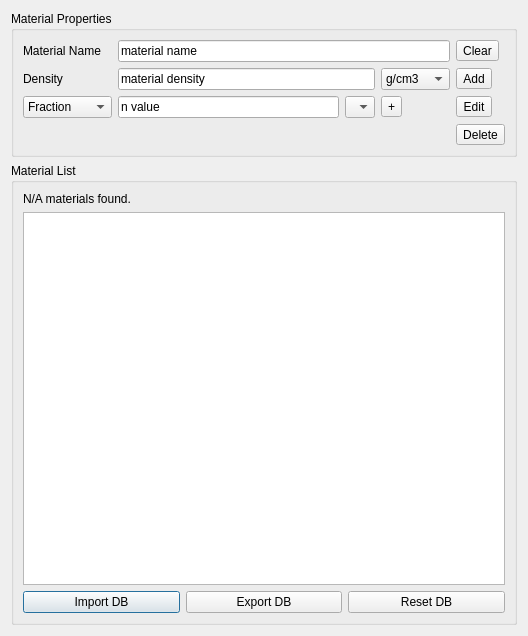
First picture: the form in 036-QSqLite/uis/MaterialDialog.ui, repository haknkayaa/Qt-OpenCASCADE-Projects, before the edit.
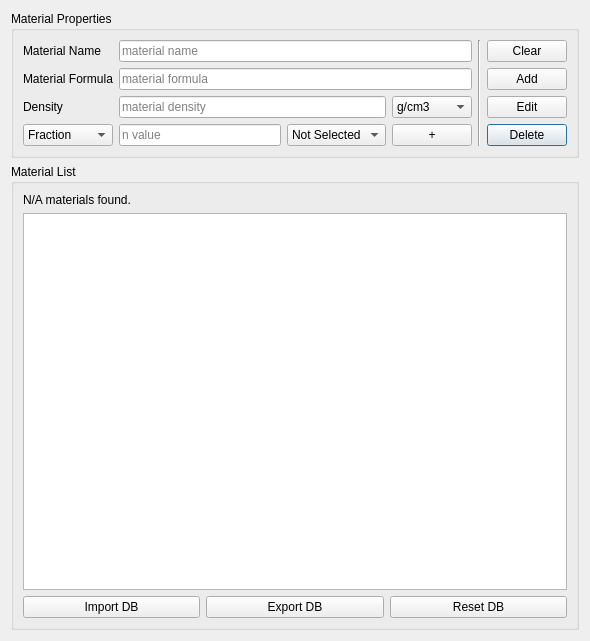
Second picture: the form after the edit.

What changed in the file:
```diff
--- a/036-QSqLite/uis/MaterialDialog.ui
+++ b/036-QSqLite/uis/MaterialDialog.ui
@@ -6,8 +6,8 @@
    <rect>
     <x>0</x>
     <y>0</y>
-    <width>528</width>
-    <height>636</height>
+    <width>590</width>
+    <height>641</height>
    </rect>
   </property>
   <property name="windowTitle">
@@ -19,17 +19,52 @@
      <property name="title">
       <string>Material Properties</string>
      </property>
-     <layout class="QGridLayout" name="gridLayout_2">
-      <item row="2" column="2">
+     <layout class="QHBoxLayout" name="horizontalLayout_2">
+      <item>
+       <layout class="QGridLayout" name="gridLayout">
+        <item row="4" column="2">
        <widget class="QComboBox" name="fractionElement">
+          <property name="sizePolicy">
+           <sizepolicy hsizetype="Preferred" vsizetype="Fixed">
+            <horstretch>0</horstretch>
+            <verstretch>0</verstretch>
+           </sizepolicy>
+          </property>
         <item>
          <property name="text">
+            <string>Not Selected</string>
+           </property>
+          </item>
+         </widget>
+        </item>
+        <item row="3" column="1" colspan="2">
+         <widget class="QLineEdit" name="materialDensity">
+          <property name="text">
           <string/>
          </property>
+          <property name="placeholderText">
+           <string>material density</string>
+          </property>
+         </widget>
         </item>
-       </widget>
-      </item>
-      <item row="2" column="0">
+        <item row="4" column="1">
+         <widget class="QLineEdit" name="nValue">
+          <property name="text">
+           <string/>
+          </property>
+          <property name="placeholderText">
+           <string>n value</string>
+          </property>
+         </widget>
+        </item>
+        <item row="1" column="4" rowspan="4">
+         <widget class="Line" name="line">
+          <property name="orientation">
+           <enum>Qt::Vertical</enum>
+          </property>
+         </widget>
+        </item>
+        <item row="4" column="0">
        <widget class="QComboBox" name="fractionCompositeSelect">
         <item>
          <property name="text">
@@ -43,63 +78,42 @@
         </item>
        </widget>
       </item>
-      <item row="1" column="0">
-       <widget class="QLabel" name="label_2">
-        <property name="text">
-         <string>Density</string>
-        </property>
-       </widget>
-      </item>
-      <item row="2" column="4">
-       <widget class="QToolButton" name="editMaterial">
-        <property name="text">
-         <string>Edit</string>
-        </property>
-       </widget>
-      </item>
-      <item row="0" column="4">
-       <widget class="QToolButton" name="clear">
-        <property name="text">
-         <string>Clear</string>
-        </property>
-       </widget>
-      </item>
-      <item row="2" column="1">
-       <widget class="QLineEdit" name="lineEdit_3">
-        <property name="text">
-         <string>n value</string>
-        </property>
-       </widget>
-      </item>
-      <item row="3" column="4">
-       <widget class="QToolButton" name="deleteMaterial">
+        <item row="4" column="5">
+         <widget class="QPushButton" name="deleteMaterial">
         <property name="text">
          <string>Delete</string>
         </property>
        </widget>
       </item>
-      <item row="0" column="0">
+        <item row="1" column="0">
        <widget class="QLabel" name="label">
         <property name="text">
          <string>Material Name</string>
         </property>
        </widget>
       </item>
-      <item row="1" column="4">
-       <widget class="QToolButton" name="addMaterial">
-        <property name="text">
-         <string>Add</string>
-        </property>
-       </widget>
-      </item>
-      <item row="2" column="3">
-       <widget class="QToolButton" name="addSubElement">
+        <item row="4" column="3">
+         <widget class="QPushButton" name="addSubElement">
         <property name="text">
          <string>+</string>
         </property>
        </widget>
       </item>
-      <item row="1" column="3">
+        <item row="3" column="5">
+         <widget class="QPushButton" name="editMaterial">
+          <property name="text">
+           <string>Edit</string>
+          </property>
+         </widget>
+        </item>
+        <item row="3" column="0">
+         <widget class="QLabel" name="label_2">
+          <property name="text">
+           <string>Density</string>
+          </property>
+         </widget>
+        </item>
+        <item row="3" column="3">
        <widget class="QComboBox" name="densityUnit">
         <item>
          <property name="text">
@@ -118,19 +132,45 @@
         </item>
        </widget>
       </item>
-      <item row="1" column="1" colspan="2">
-       <widget class="QLineEdit" name="lineEdit_2">
+        <item row="2" column="0">
+         <widget class="QLabel" name="label_3">
         <property name="text">
-         <string>material density</string>
+           <string>Material Formula</string>
         </property>
        </widget>
       </item>
-      <item row="0" column="1" colspan="3">
+        <item row="2" column="5">
+         <widget class="QPushButton" name="addMaterial">
+          <property name="text">
+           <string>Add</string>
+          </property>
+         </widget>
+        </item>
+        <item row="1" column="5">
+         <widget class="QPushButton" name="clear">
+          <property name="text">
+           <string>Clear</string>
+          </property>
+         </widget>
+        </item>
+        <item row="2" column="1" colspan="3">
+         <widget class="QLineEdit" name="materialFormula">
+          <property name="placeholderText">
+           <string>material formula</string>
+          </property>
+         </widget>
+        </item>
+        <item row="1" column="1" colspan="3">
        <widget class="QLineEdit" name="materialName">
         <property name="text">
+           <string/>
+          </property>
+          <property name="placeholderText">
          <string>material name</string>
         </property>
        </widget>
+        </item>
+       </layout>
       </item>
      </layout>
     </widget>
```
Lines whose indentation alone changed are shown as unchanged.
